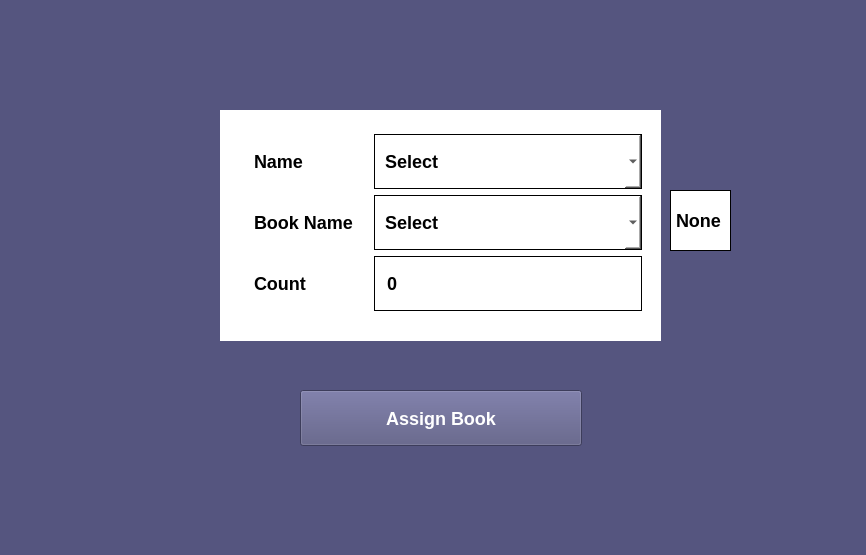
Before: the Qt Designer form LibraryManagement/assignmanager.ui in C0SMlC/QT, drawn with Qt 5.
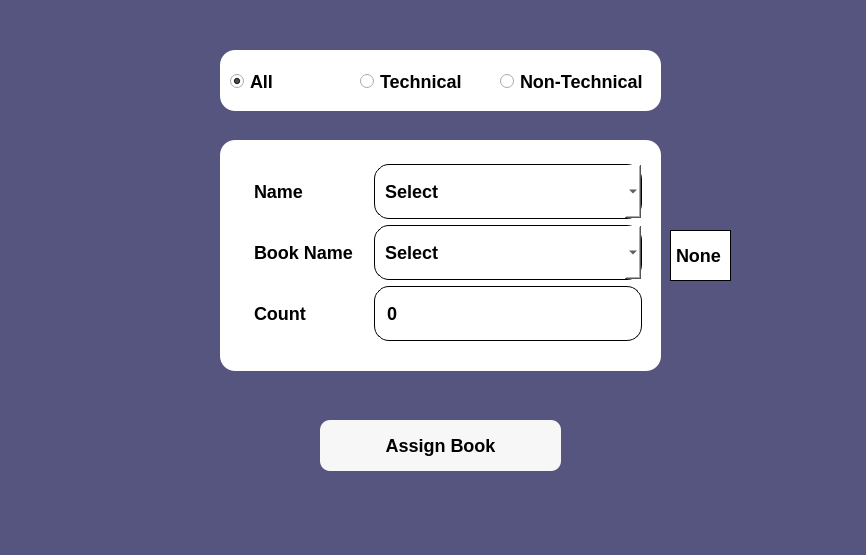
After: the same form once the commit is applied.

```diff
--- a/LibraryManagement/assignmanager.ui
+++ b/LibraryManagement/assignmanager.ui
@@ -24,7 +24,7 @@
    <property name="geometry">
     <rect>
      <x>220</x>
-     <y>110</y>
+     <y>140</y>
      <width>441</width>
      <height>231</height>
     </rect>
@@ -33,7 +33,8 @@
     <string notr="true">background-color: rgb(255, 255, 255);
 color: rgb(0, 0, 0);
 padding:15px 10px;
-border:none;</string>
+border:none;
+border-radius:15px;</string>
    </property>
    <layout class="QFormLayout" name="formLayout">
     <item row="0" column="0">
@@ -92,12 +93,17 @@
   <widget class="QPushButton" name="pushButton">
    <property name="geometry">
     <rect>
-     <x>300</x>
-     <y>390</y>
-     <width>282</width>
-     <height>56</height>
+     <x>320</x>
+     <y>420</y>
+     <width>241</width>
+     <height>51</height>
     </rect>
    </property>
+   <property name="styleSheet">
+    <string notr="true">color: rgb(0, 0, 0);
+background-color: rgb(247, 247, 247);
+border-radius:10px;</string>
+   </property>
    <property name="text">
     <string>Assign Book</string>
    </property>
@@ -106,9 +112,9 @@
    <property name="geometry">
     <rect>
      <x>670</x>
-     <y>190</y>
+     <y>230</y>
      <width>61</width>
-     <height>61</height>
+     <height>51</height>
     </rect>
    </property>
    <property name="styleSheet">
@@ -120,6 +126,85 @@
     <string>None</string>
    </property>
   </widget>
+  <widget class="QRadioButton" name="radioButton">
+   <property name="geometry">
+    <rect>
+     <x>230</x>
+     <y>70</y>
+     <width>91</width>
+     <height>22</height>
+    </rect>
+   </property>
+   <property name="styleSheet">
+    <string notr="true">background-color: rgb(255, 255, 255);
+color: rgb(0, 0, 0);</string>
+   </property>
+   <property name="text">
+    <string>All</string>
+   </property>
+   <property name="checked">
+    <bool>true</bool>
+   </property>
+  </widget>
+  <widget class="QRadioButton" name="radioButton_2">
+   <property name="geometry">
+    <rect>
+     <x>360</x>
+     <y>70</y>
+     <width>111</width>
+     <height>22</height>
+    </rect>
+   </property>
+   <property name="styleSheet">
+    <string notr="true">background-color: rgb(255, 255, 255);
+color: rgb(0, 0, 0);</string>
+   </property>
+   <property name="text">
+    <string>Technical</string>
+   </property>
+  </widget>
+  <widget class="QRadioButton" name="radioButton_3">
+   <property name="geometry">
+    <rect>
+     <x>500</x>
+     <y>70</y>
+     <width>151</width>
+     <height>22</height>
+    </rect>
+   </property>
+   <property name="styleSheet">
+    <string notr="true">background-color: rgb(255, 255, 255);
+color: rgb(0, 0, 0);</string>
+   </property>
+   <property name="text">
+    <string>Non-Technical</string>
+   </property>
+  </widget>
+  <widget class="QFrame" name="formFrame_2">
+   <property name="geometry">
+    <rect>
+     <x>220</x>
+     <y>50</y>
+     <width>441</width>
+     <height>61</height>
+    </rect>
+   </property>
+   <property name="styleSheet">
+    <string notr="true">background-color: rgb(255, 255, 255);
+color: rgb(0, 0, 0);
+padding:15px 10px;
+border:none;
+border-radius:15px;</string>
+   </property>
+   <layout class="QFormLayout" name="formLayout_3"/>
+  </widget>
+  <zorder>formFrame_2</zorder>
+  <zorder>formGroupBox</zorder>
+  <zorder>pushButton</zorder>
+  <zorder>bookCountLabel</zorder>
+  <zorder>radioButton</zorder>
+  <zorder>radioButton_2</zorder>
+  <zorder>radioButton_3</zorder>
  </widget>
  <resources/>
  <connections/>
```
Left out of the diff: 20 changed lines with no effect on the pictures.
